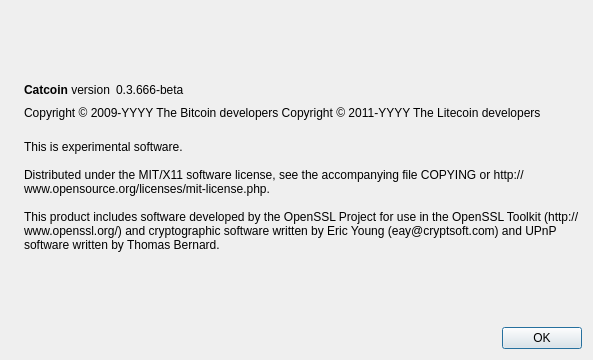
Qt form src/qt/forms/aboutdialog.ui (kR105-zz/catcoin) before a commit.
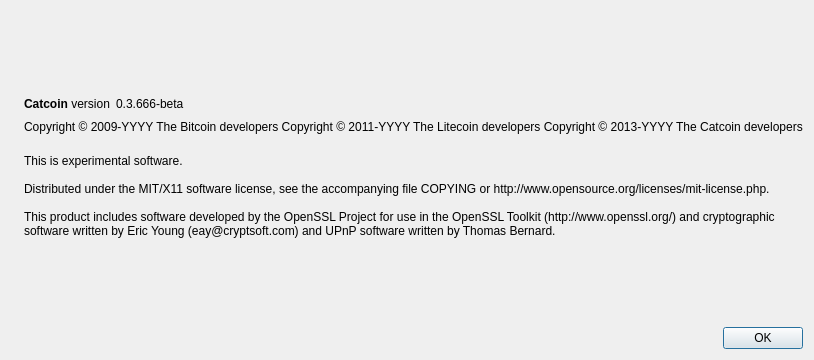
The same form after that commit. Icons and pictures are not drawn.

Commit message: Removed last traces of Litecoin branding

```diff
--- a/src/qt/forms/aboutdialog.ui
+++ b/src/qt/forms/aboutdialog.ui
@@ -92,7 +92,8 @@
        </property>
        <property name="text">
         <string notr="true">Copyright &amp;copy; 2009-YYYY The Bitcoin developers
-Copyright &amp;copy; 2011-YYYY The Litecoin developers</string>
+Copyright &amp;copy; 2011-YYYY The Litecoin developers
+Copyright &amp;copy; 2013-YYYY The Catcoin developers</string>
        </property>
        <property name="textFormat">
         <enum>Qt::RichText</enum>
```
The commit also changes 21 other files.
